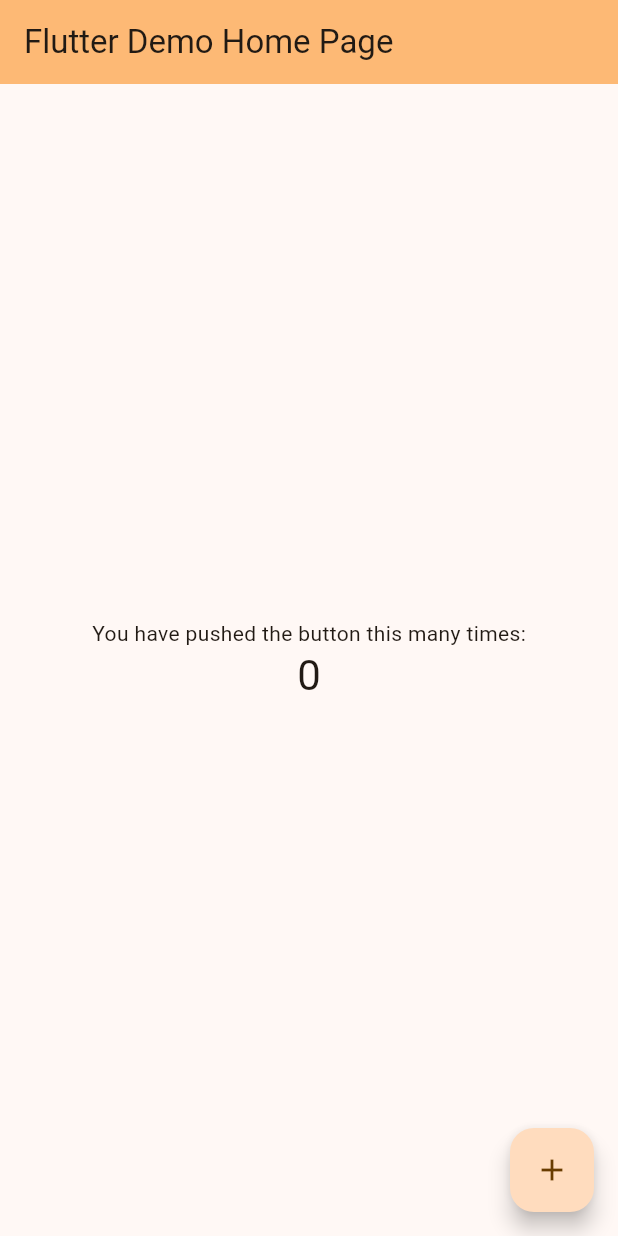
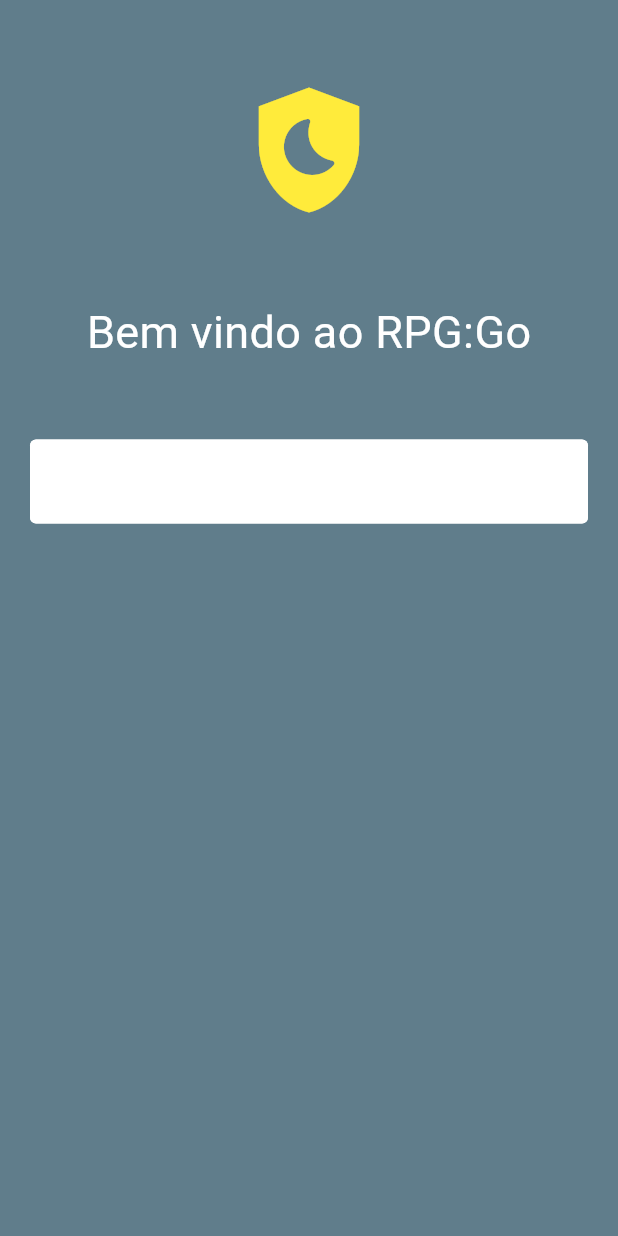
Before and after one commit to vinitava07/RPG-GO, a Flutter app: the screen it shows after launch, on a phone screen of 412 x 824 dp. Run offline on Flutter 3.47's test engine with Material 3 defaults, Android fonts, the phone set to English and light mode, and no system bars; Roboto replaces fonts that are missing (Revol).

Commit message:
First login page

```diff
--- /dev/null
+++ b/rpg_go/lib/components/text_field.dart
@@ -0,0 +1,24 @@
+import 'package:flutter/material.dart';
+
+class MyTextField extends StatelessWidget {
+  const MyTextField({super.key});
+
+  @override
+  Widget build(BuildContext context) {
+    return const Padding(
+      padding: EdgeInsets.symmetric(horizontal: 20.0),
+      child: TextField(
+        decoration: InputDecoration(
+          enabledBorder:
+              OutlineInputBorder(borderSide: BorderSide(color: Colors.white)),
+          focusedBorder: OutlineInputBorder(
+            borderSide: BorderSide(color: Colors.white38),
+          ),
+          fillColor: Colors.white,
+          filled: true,
+        ),
+        cursorColor: Colors.black,
+      ),
+    );
+  }
+}
--- a/rpg_go/lib/main.dart
+++ b/rpg_go/lib/main.dart
@@ -1,4 +1,5 @@
 import 'package:flutter/material.dart';
+import 'package:rpg_go/pages/login_page.dart';
 
 void main() {
   runApp(const MyApp());
@@ -6,120 +7,12 @@ void main() {
 
 class MyApp extends StatelessWidget {
   const MyApp({super.key});
-
   // This widget is the root of your application.
   @override
   Widget build(BuildContext context) {
-    return MaterialApp(
-      title: 'Flutter Demo',
-      theme: ThemeData(
-        // This is the theme of your application.
-        //
-        // TRY THIS: Try running your application with "flutter run". You'll see
-        // the application has a purple toolbar. Then, without quitting the app,
-        // try changing the seedColor in the colorScheme below to Colors.green
-        // and then invoke "hot reload" (save your changes or press the "hot
-        // reload" button in a Flutter-supported IDE, or press "r" if you used
-        // the command line to start the app).
-        //
-        // Notice that the counter didn't reset back to zero; the application
-        // state is not lost during the reload. To reset the state, ucom.examplese hot
-        // restart instead.
-        //
-        // This works for code too, not just values: Most code changes can be
-        // tested with just a hot reload.
-        colorScheme: ColorScheme.fromSeed(seedColor: Colors.orange).copyWith(background: Colors.blue),
-        useMaterial3: true,
-      ),
-      home: const MyHomePage(title: 'Flutter Demo Home Page'),
+    return const MaterialApp(
+      debugShowCheckedModeBanner: false,
+      home: LoginPage(),
     );
   }
 }
-
-class MyHomePage extends StatefulWidget {
-  const MyHomePage({super.key, required this.title});
-
-  // This widget is the home page of your application. It is stateful, meaning
-  // that it has a State object (defined below) that contains fields that affect
-  // how it looks.
-
-  // This class is the configuration for the state. It holds the values (in this
-  // case the title) provided by the parent (in this case the App widget) and
-  // used by the build method of the State. Fields in a Widget subclass are
-  // always marked "final".
-
-  final String title;
-
-  @override
-  State<MyHomePage> createState() => _MyHomePageState();
-}
-
-class _MyHomePageState extends State<MyHomePage> {
-  int _counter = 0;
-
-  void _incrementCounter() {
-    setState(() {
-      // This call to setState tells the Flutter framework that something has
-      // changed in this State, which causes it to rerun the build method below
-      // so that the display can reflect the updated values. If we changed
-      // _counter without calling setState(), then the build method would not be
-      // called again, and so nothing would appear to happen.
-      _counter++;
-    });
-  }
-
-  @override
-  Widget build(BuildContext context) {
-    // This method is rerun every time setState is called, for instance as done
-    // by the _incrementCounter method above.
-    //
-    // The Flutter framework has been optimized to make rerunning build methods
-    // fast, so that you can just rebuild anything that needs updating rather
-    // than having to individually change instances of widgets.
-    return Scaffold(
-      appBar: AppBar(
-        // TRY THIS: Try changing the color here to a specific color (to
-        // Colors.amber, perhaps?) and trigger a hot reload to see the AppBar
-        // change color while the other colors stay the same.
-        backgroundColor: Theme.of(context).colorScheme.inversePrimary,
-        // Here we take the value from the MyHomePage object that was created by
-        // the App.build method, and use it to set our appbar title.
-        title: Text(widget.title),
-      ),
-      body: Center(
-        // Center is a layout widget. It takes a single child and positions it
-        // in the middle of the parent.
-        child: Column(
-          // Column is also a layout widget. It takes a list of children and
-          // arranges them vertically. By default, it sizes itself to fit its
-          // children horizontally, and tries to be as tall as its parent.
-          //
-          // Column has various properties to control how it sizes itself and
-          // how it positions its children. Here we use mainAxisAlignment to
-          // center the children vertically; the main axis here is the vertical
-          // axis because Columns are vertical (the cross axis would be
-          // horizontal).
-          //
-          // TRY THIS: Invoke "debug painting" (choose the "Toggle Debug Paint"
-          // action in the IDE, or press "p" in the console), to see the
-          // wireframe for each widget.
-          mainAxisAlignment: MainAxisAlignment.center,
-          children: <Widget>[
-            const Text(
-              'You have pushed the button this many times:',
-            ),
-            Text(
-              '$_counter',
-              style: Theme.of(context).textTheme.headlineMedium,
-            ),
-          ],
-        ),
-      ),
-      floatingActionButton: FloatingActionButton(
-        onPressed: _incrementCounter,
-        tooltip: 'Increment',
-        child: const Icon(Icons.add),
-      ), // This trailing comma makes auto-formatting nicer for build methods.
-    );
-  }
-}
--- /dev/null
+++ b/rpg_go/lib/pages/login_page.dart
@@ -0,0 +1,31 @@
+import 'package:flutter/material.dart';
+import 'package:rpg_go/components/text_field.dart';
+
+class LoginPage extends StatelessWidget {
+  const LoginPage({super.key});
+
+  @override
+  Widget build(BuildContext context) {
+    return const Scaffold(
+        backgroundColor: Colors.blueGrey,
+        body: SafeArea(
+            child: Center(
+          child: (Column(
+            children: [
+              SizedBox(height: 50),
+              Icon(
+                Icons.shield_moon,
+                size: 100,
+                color: Colors.yellow,
+              ),
+              SizedBox(height: 50),
+              Text('Bem vindo ao RPG:Go',
+                  style: TextStyle(
+                      color: Colors.white, fontSize: 30, fontFamily: 'Revol')),
+              SizedBox(height: 50),
+              MyTextField(),
+            ],
+          )),
+        )));
+  }
+}
```
Also changed, not shown: rpg_go/pubspec.yaml (+6 -25 lines), 2 other files.
